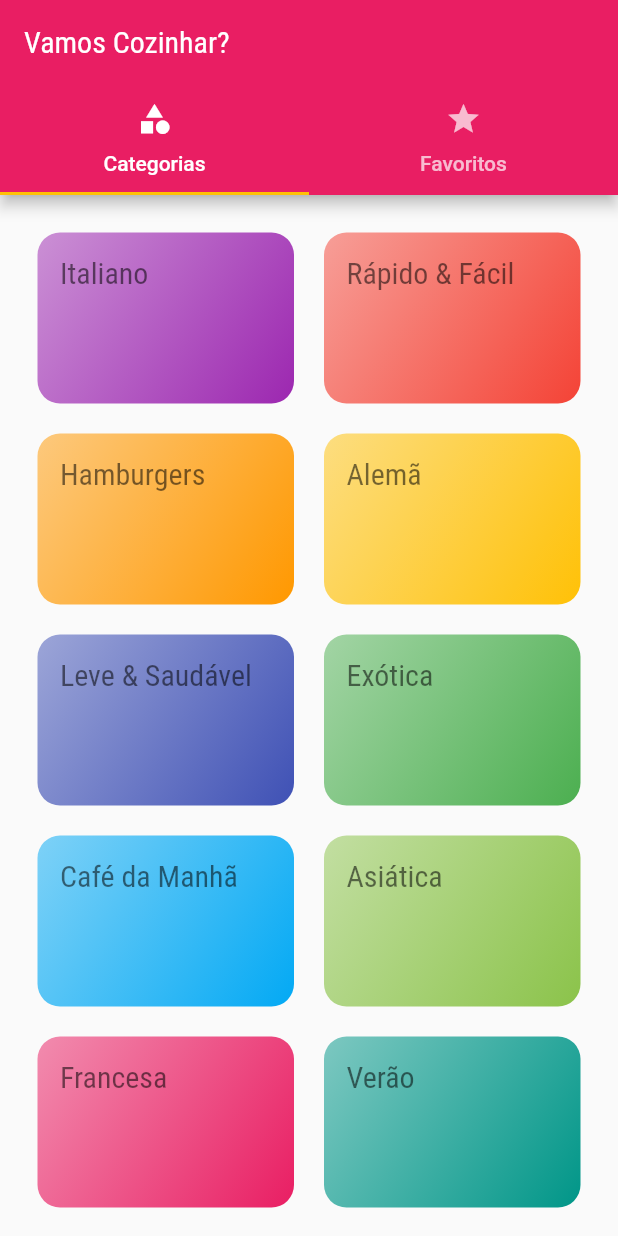
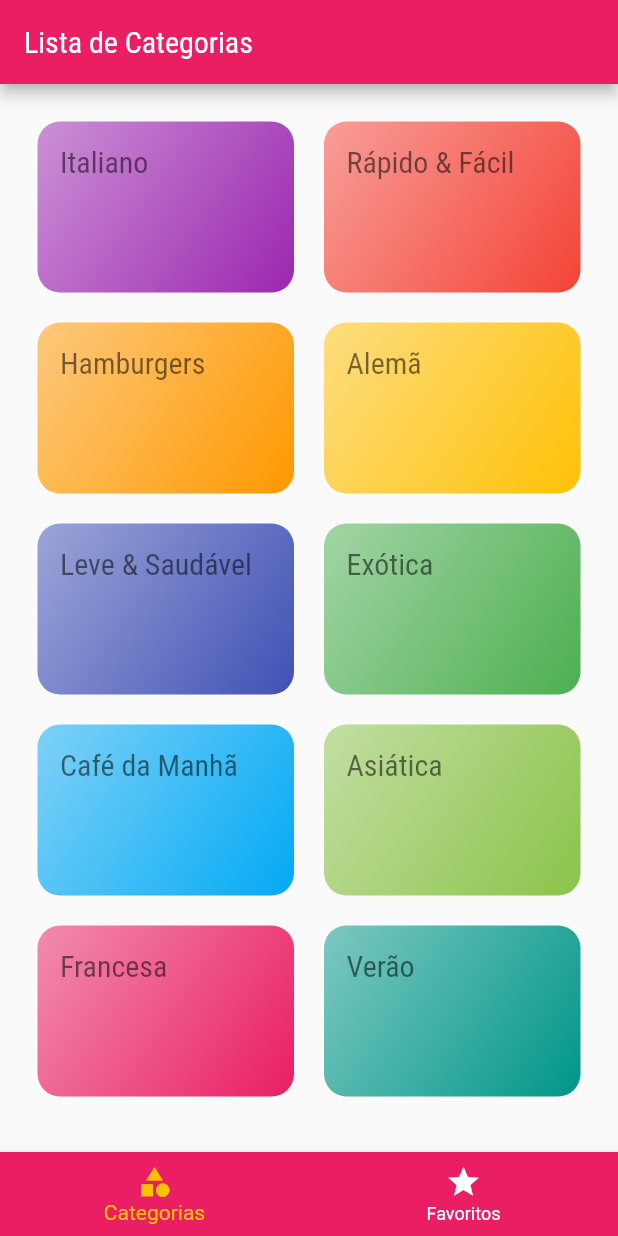
Before and after one commit to andersonmmendes/curso-flutter-meals, a Flutter app: the screen it shows after launch, on a phone screen of 412 x 824 dp. Run offline on Flutter 3.47's test engine with Material 2 defaults, Android fonts, the phone set to English and light mode, and no system bars.

```diff
--- a/lib/screens/tabs_screen.dart
+++ b/lib/screens/tabs_screen.dart
@@ -2,35 +2,55 @@ import 'package:flutter/material.dart';
 import 'package:meals/screens/categories.dart';
 import 'package:meals/screens/favorite_screen.dart';
 
-class TabsScreen extends StatelessWidget {
+class TabsScreen extends StatefulWidget {
   const TabsScreen({Key? key}) : super(key: key);
 
   @override
+  State<TabsScreen> createState() => _TabsScreenState();
+}
+
+class _TabsScreenState extends State<TabsScreen> {
+  int _selectedScreenIndex = 0;
+
+  final List<String> _titles = [
+    'Lista de Categorias',
+    'Meus Favoritos',
+  ];
+
+  final List<Widget> _screens = [
+    CategoriesScreen(),
+    FavoriteScreen(),
+  ];
+
+  _selectScreen(int index) {
+    setState(() {
+      _selectedScreenIndex = index;
+    });
+  }
+
+  @override
   Widget build(BuildContext context) {
-    return DefaultTabController(
-      length: 2,
-      child: Scaffold(
-        appBar: AppBar(
-          title: const Text('Vamos Cozinhar?'),
-          bottom: const TabBar(
-            tabs: [
-              Tab(
-                icon: Icon(Icons.category),
-                text: 'Categorias',
-              ),
-              Tab(
-                icon: Icon(Icons.star),
-                text: 'Favoritos',
-              )
-            ],
+    return Scaffold(
+      appBar: AppBar(
+        title: Text(_titles[_selectedScreenIndex]),
+      ),
+      body: _screens[_selectedScreenIndex],
+      bottomNavigationBar: BottomNavigationBar(
+        onTap: _selectScreen,
+        backgroundColor: Theme.of(context).colorScheme.primary,
+        unselectedItemColor: Colors.white,
+        selectedItemColor: Theme.of(context).colorScheme.secondary,
+        currentIndex: _selectedScreenIndex,
+        items: const [
+          BottomNavigationBarItem(
+            icon: Icon(Icons.category),
+            label: 'Categorias',
           ),
-        ),
-        body: const TabBarView(
-          children: [
-            CategoriesScreen(),
-            FavoriteScreen(),
-          ],
-        ),
+          BottomNavigationBarItem(
+            icon: Icon(Icons.star),
+            label: 'Favoritos',
+          )
+        ],
       ),
     );
   }
```
